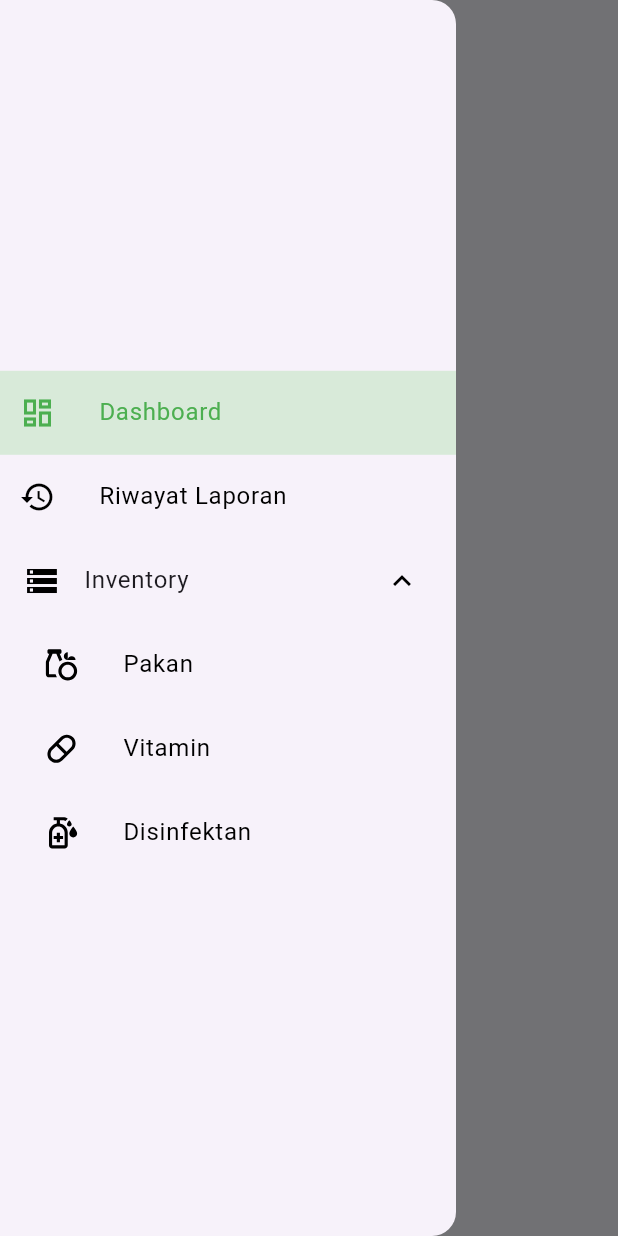
After one commit to bukansaddam/smart-farmer-app, a Flutter app: the HomePetugasScreen screen opened directly, in the side drawer, after a tap on "Dashboard", on a phone screen of 412 x 824 dp. The commit adds this screen. Run offline on Flutter 3.47's test engine with Material 3 defaults, Android fonts, the phone set to English and light mode, and no system bars; our stand-ins replace carousel_slider, delightful_toast, fl_chart, flutter_svg, freezed_annotation, get_it and 3 more; missing offline and left inert: easy_image_viewer; accounts and stored records are empty.

Commit message:
Adding inventory for petugas

```diff
--- a/lib/data/api/api_service.dart
+++ b/lib/data/api/api_service.dart
@@ -22,11 +22,11 @@ class ApiService {
   static const String _kandang = '/kandang';
   static const String _laporan = '/laporan';
 
-  final actor = const String.fromEnvironment('actor', defaultValue: 'customer');
+  final actor = const String.fromEnvironment('actor', defaultValue: 'pemilik');
 
-  bool get isOwner => actor == 'owner';
-  bool get isEmployee => actor == 'employee';
-  bool get isCustomer => actor == 'customer';
+  bool get isPemilik => actor == 'pemilik';
+  bool get isPetugas => actor == 'petugas';
+  bool get isInvestor => actor == 'investor';
 
   /*--------------Auth--------------*/
 
@@ -121,9 +121,14 @@ class ApiService {
     jenis = '',
     name = '',
   }) async {
+    String url = isPemilik
+        ? '$baseUrl$_inventory/kandang/$idKandang?page=$page&pageSize=$pageSize&jenis=$jenis&name=$name'
+        : isPetugas
+            ? '$baseUrl$_inventory/petugas?page=$page&pageSize=$pageSize&jenis=$jenis&name=$name'
+            : '$baseUrl$_inventory/investor/$idKandang?page=$page&pageSize=$pageSize&jenis=$jenis&name=$name';
     final response = await http.get(
       Uri.parse(
-          '$baseUrl$_inventory/kandang/$idKandang?page=$page&pageSize=$pageSize&jenis=$jenis&name=$name'),
+          url),
       headers: <String, String>{
         'Content-Type': 'application/json; charset=UTF-8',
         'Authorization': 'Bearer $token',
--- /dev/null
+++ b/lib/main/petugas_main.dart
@@ -0,0 +1,127 @@
+import 'package:flutter/material.dart';
+import 'package:go_router/go_router.dart';
+import 'package:provider/provider.dart';
+import 'package:smart_farmer_app/model/detail_inventory.dart';
+import 'package:smart_farmer_app/provider/auth_provider.dart';
+import 'package:smart_farmer_app/provider/home_provider.dart';
+import 'package:smart_farmer_app/provider/inventory_provider.dart';
+import 'package:smart_farmer_app/provider/kandang_provider.dart';
+import 'package:smart_farmer_app/screen/auth/login_screen.dart';
+import 'package:smart_farmer_app/screen/auth/register_screen.dart';
+import 'package:smart_farmer_app/screen/home_petugas_screen.dart';
+import 'package:smart_farmer_app/screen/pemilik/inventory/detail_inventory_screen.dart';
+import 'package:smart_farmer_app/screen/pemilik/inventory/edit_inventory_screen.dart';
+import 'package:smart_farmer_app/screen/splash_screen.dart';
+
+import '../config/injection.dart' as di;
+
+void main() {
+  di.init();
+
+  runApp(PetugasApp());
+}
+
+class PetugasApp extends StatelessWidget {
+  PetugasApp({super.key});
+
+  @override
+  Widget build(BuildContext context) {
+    return MultiProvider(
+      providers: [
+        ChangeNotifierProvider(
+          create: (context) => di.locator<AuthProvider>(),
+        ),
+        ChangeNotifierProvider(
+          create: (context) => di.locator<HomeProvider>(),
+        ),
+        ChangeNotifierProvider(
+          create: (context) => di.locator<InventoryProvider>(),
+        ),
+        ChangeNotifierProvider(
+          create: (context) => di.locator<KandangProvider>(),
+        ),
+      ],
+      child: MaterialApp.router(
+        theme: ThemeData(
+          scaffoldBackgroundColor: const Color(0xFFF6F7FC),
+          bottomSheetTheme: const BottomSheetThemeData(
+            backgroundColor: Colors.white,
+          ),
+          appBarTheme: const AppBarTheme(
+            backgroundColor: Color(0xFFF6F7FC),
+            elevation: 0,
+            titleTextStyle: TextStyle(
+              fontWeight: FontWeight.bold,
+              color: Colors.black,
+              fontSize: 20,
+            ),
+            centerTitle: true,
+            scrolledUnderElevation: 0,
+          ),
+        ),
+        routerConfig: _router,
+      ),
+    );
+  }
+
+  final GoRouter _router = GoRouter(
+    initialLocation: '/',
+    routes: [
+      GoRoute(
+        path: '/',
+        builder: (context, state) => const SplashScreen(),
+      ),
+      GoRoute(
+        path: '/login',
+        name: 'login',
+        builder: (context, state) => const LoginScreen(),
+      ),
+      GoRoute(
+          path: '/register',
+          name: 'register',
+          builder: (context, state) => const RegisterScreen()),
+      GoRoute(
+        path: '/home',
+        name: 'home',
+        builder: (context, state) => const HomePetugasScreen(),
+        routes: [
+          GoRoute(
+                path: 'detail_inventory/:id',
+                name: 'detail_inventory',
+                builder: (context, state) {
+                  String extraCategory = (state.extra
+                      as Map<String, dynamic>)['category'] as String;
+                  String extraIdKandang = (state.extra
+                      as Map<String, dynamic>)['idKandang'] as String;
+                  debugPrint('extra: ${state.extra}');
+                  return DetailInventoryScreen(
+                    id: state.pathParameters['id']!,
+                    category: extraCategory,
+                    kandangId: extraIdKandang,
+                  );
+                },
+                routes: [
+                  GoRoute(
+                      path: 'edit_inventory',
+                      name: 'edit_inventory',
+                      builder: (context, state) {
+                        String extraCategory = (state.extra
+                            as Map<String, dynamic>)['category'] as String;
+                        DetailInventory detailInventory = (state.extra
+                                as Map<String, dynamic>)['detailInventory']
+                            as DetailInventory;
+                        String extraIdKandang = (state.extra
+                            as Map<String, dynamic>)['idKandang'] as String;
+                        return EditInventoryScreen(
+                          idKandang: extraIdKandang,
+                          idInventory: state.pathParameters['id']!,
+                          category: extraCategory,
+                          detailInventory: detailInventory,
+                        );
+                      }),
+                ]),
+        ]
+      ),
+    ],
+  );
+}
--- /dev/null
+++ b/lib/screen/home_petugas_screen.dart
@@ -0,0 +1,159 @@
+import 'package:flutter/material.dart';
+import 'package:provider/provider.dart';
+import 'package:smart_farmer_app/provider/home_provider.dart';
+import 'package:smart_farmer_app/provider/inventory_provider.dart';
+import 'package:smart_farmer_app/screen/pemilik/inventory/inventory_screen.dart';
+import 'package:smart_farmer_app/screen/widgets/item_drawer.dart';
+
+class HomePetugasScreen extends StatefulWidget {
+  const HomePetugasScreen({super.key});
+
+  @override
+  State<HomePetugasScreen> createState() => _HomePetugasScreenState();
+}
+
+class _HomePetugasScreenState extends State<HomePetugasScreen> {
+  late int _selectedIndex;
+  String _title = 'Dashboard';
+
+  @override
+  void didChangeDependencies() {
+    super.didChangeDependencies();
+    _selectedIndex = context.watch<HomeProvider>().selectedIndex;
+  }
+
+  void _onItemTapped(int index) {
+    context.read<HomeProvider>().onItemTapped(index);
+    if (index >= 2 && index <= 4) {
+      final category = index == 2
+          ? 'Pakan'
+          : index == 3
+              ? 'Vitamin'
+              : 'Disinfektan';
+      context.read<InventoryProvider>().refreshInventory(
+            idKandang: '',
+            category: category,
+          );
+    }
+  }
+
+  static const List<Widget> _widgetOptions = <Widget>[
+    Text(
+      'Index 0: Dashboard',
+    ),
+    Text(
+      'Index 1: Riwayat',
+    ),
+    InventoryScreen(
+      category: 'Pakan',
+    ),
+    InventoryScreen(
+      category: 'Vitamin',
+    ),
+    InventoryScreen(
+      category: 'Disinfektan',
+    ),
+  ];
+
+  @override
+  Widget build(BuildContext context) {
+    return Scaffold(
+      drawer: Drawer(
+        child: ListView(
+          padding: EdgeInsets.zero,
+          children: [
+            SizedBox(height: MediaQuery.of(context).size.height * 0.3),
+            ItemDrawer(
+              icon: Icons.dashboard_outlined,
+              title: 'Dashboard',
+              selected: _selectedIndex == 0,
+              onTap: () {
+                setState(() {
+                  _title = 'Dashboard';
+                });
+                _onItemTapped(0);
+              },
+            ),
+            ItemDrawer(
+              icon: Icons.history,
+              title: 'Riwayat Laporan',
+              selected: _selectedIndex == 1,
+              onTap: () {
+                setState(() {
+                  _title = 'Riwayat Laporan';
+                });
+                _onItemTapped(1);
+              },
+            ),
+            ExpansionTile(
+              leading: const Icon(Icons.storage),
+              title: const Text('Inventory'),
+              initiallyExpanded: true,
+              iconColor: Colors.black,
+              childrenPadding: const EdgeInsets.only(left: 16),
+              shape: const Border(),
+              children: [
+                ItemDrawer(
+                  iconSvg: 'assets/icons/pakan.svg',
+                  title: 'Pakan',
+                  selected: _selectedIndex == 2,
+                  onTap: () {
+                    setState(() {
+                      _title = 'Inventory';
+                    });
+                    _onItemTapped(2);
+                  },
+                ),
+                ItemDrawer(
+                  iconSvg: 'assets/icons/vitamin.svg',
+                  title: 'Vitamin',
+                  selected: _selectedIndex == 3,
+                  onTap: () {
+                    setState(() {
+                      _title = 'Inventory';
+                    });
+                    _onItemTapped(3);
+                  },
+                ),
+                ItemDrawer(
+                  iconSvg: 'assets/icons/disinfektan.svg',
+                  title: 'Disinfektan',
+                  selected: _selectedIndex == 4,
+                  onTap: () {
+                    setState(() {
+                      _title = 'Inventory';
+                    });
+                    _onItemTapped(4);
+                  },
+                ),
+              ],
+            ),
+          ],
+        ),
+      ),
+      appBar: AppBar(
+        title: _selectedIndex == 2 || _selectedIndex == 3 || _selectedIndex == 4
+            ? Column(
+                crossAxisAlignment: CrossAxisAlignment.center,
+                children: [
+                  Text(_title),
+                  Text(
+                      _selectedIndex == 2
+                          ? 'Pakan'
+                          : _selectedIndex == 3
+                              ? 'Vitamin'
+                              : 'Disinfektan',
+                      style: const TextStyle(
+                          fontSize: 12, fontWeight: FontWeight.normal)),
+                ],
+              )
+            : Text(_title),
+        elevation: 0,
+        iconTheme: const IconThemeData(color: Colors.black),
+      ),
+      body: SafeArea(
+        child: _widgetOptions[_selectedIndex],
+      ),
+    );
+  }
+}
```
Also changed, not shown: lib/screen/pemilik/inventory/inventory_screen.dart (+12 -5 lines).
